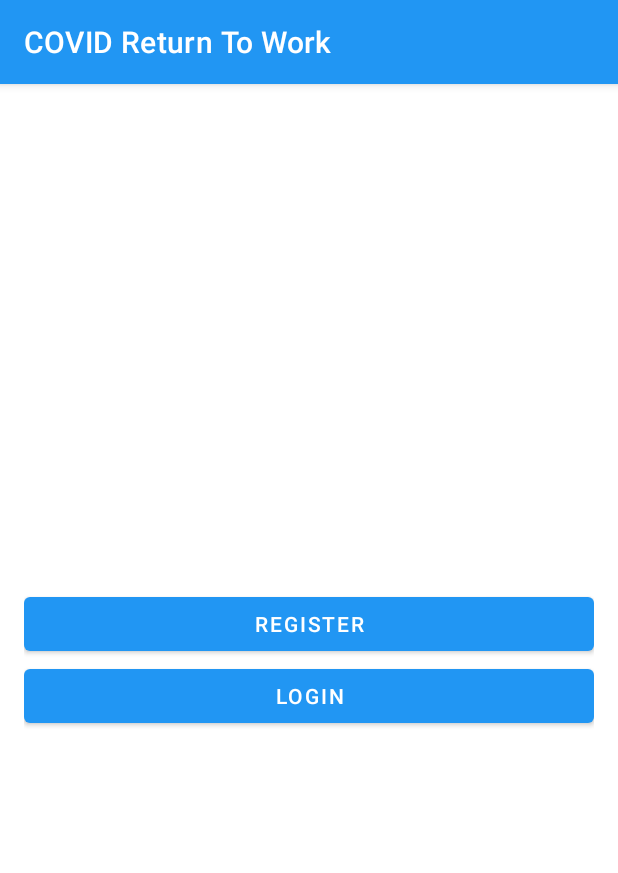
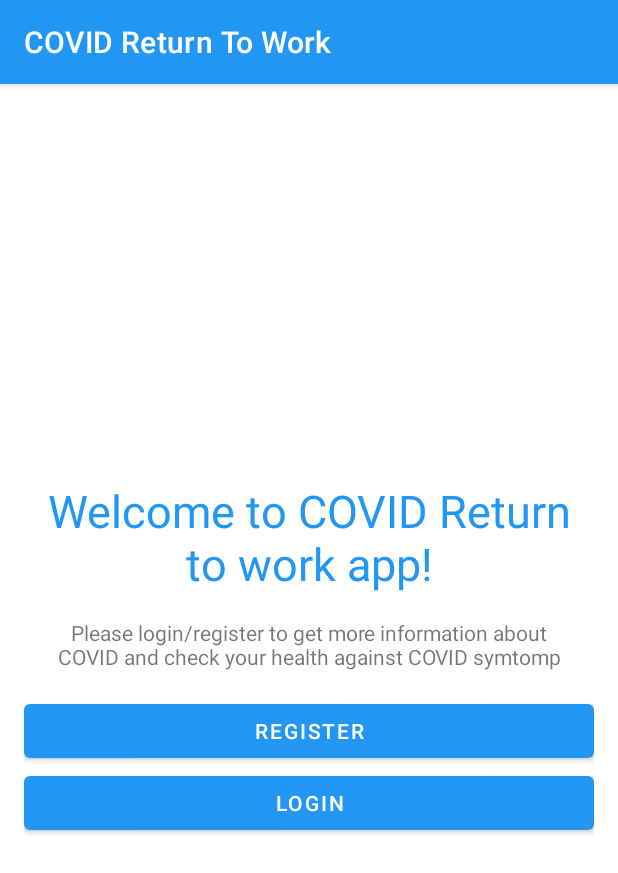
Before and after one commit to hammad-22/COVID_return_to_work, an Android app: the screen it shows after launch (MainActivity), on a phone screen of 412 x 824 dp. Shown: the top 873 px of the screen. Run offline under Robolectric (Android 15) with nearby library versions, the phone set to English and light mode, and no system bars.

Commit message:
adding minor

```diff
--- a/COVIDReturnToWork/app/src/main/res/layout/activity_main.xml
+++ b/COVIDReturnToWork/app/src/main/res/layout/activity_main.xml
@@ -1,6 +1,5 @@
 <?xml version="1.0" encoding="utf-8"?>
 <LinearLayout xmlns:android="http://schemas.android.com/apk/res/android"
-    xmlns:app="http://schemas.android.com/apk/res-auto"
     xmlns:tools="http://schemas.android.com/tools"
     android:layout_width="match_parent"
     android:layout_height="match_parent"
@@ -8,6 +7,24 @@
     android:orientation="vertical"
     android:padding="16dp"
     tools:context="com.example.covidreturntowork.MainActivity">
+
+
+    <TextView
+        android:id="@+id/textView3"
+        android:layout_width="match_parent"
+        android:layout_height="wrap_content"
+        android:textAlignment="center"
+        android:textColor="@color/purple_200"
+        android:textSize="30dp"
+        android:text="Welcome to COVID Return to work app!" />
+
+    <TextView
+        android:id="@+id/textView4"
+        android:layout_width="match_parent"
+        android:layout_height="wrap_content"
+        android:textAlignment="center"
+        android:padding="16dp"
+        android:text="Please login/register to get more information about COVID and check your health against COVID symtomp" />
 
     <Button
         android:id="@+id/register"
```
